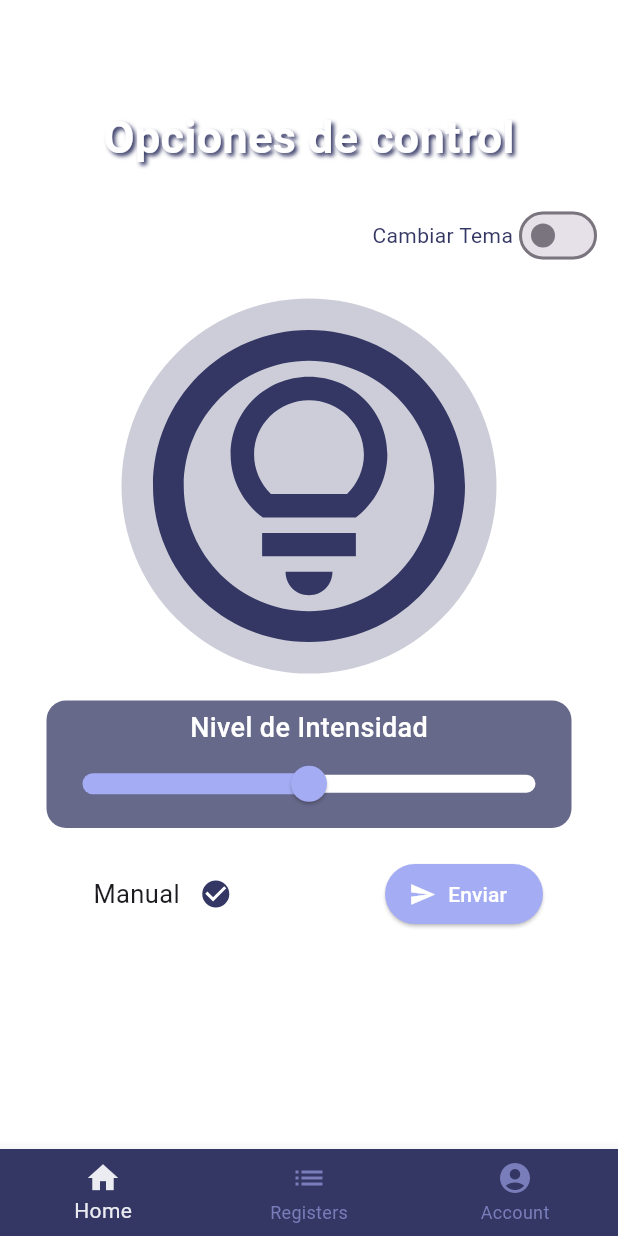
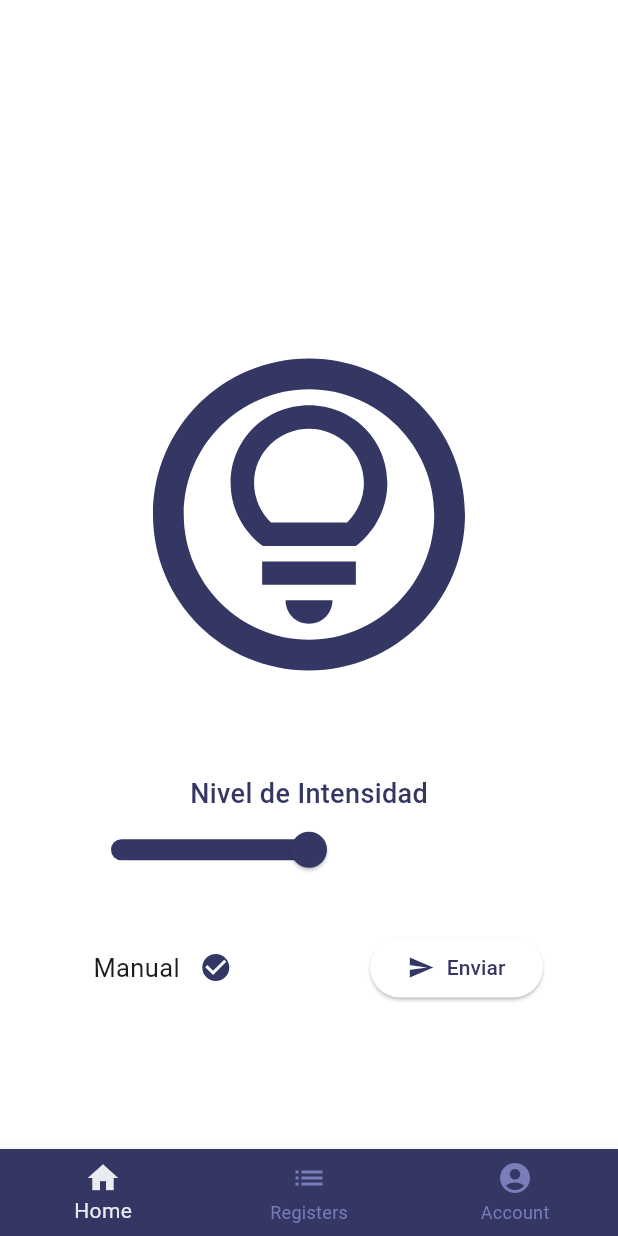
Before and after one commit to begazo-ticona-jesus/emergentesapp, a Flutter app: the NavBar screen opened directly, on a phone screen of 412 x 824 dp. Run offline on Flutter 3.47's test engine with Material 3 defaults, Android fonts, the phone set to English and light mode, and no system bars; our stand-ins replace firebase_auth, firebase_core, fl_chart, flutter_signin_button, go_router, google_sign_in and 2 more; missing offline and left inert: mqtt_client; accounts and stored records are empty.

Commit message:
Ultimos disenos agregados

```diff
--- a/lib/presentation/screens/home/ScreenHome.dart
+++ b/lib/presentation/screens/home/ScreenHome.dart
@@ -3,11 +3,12 @@
 import 'package:emergentesapp/presentation/screens/home/widgets/CheckboxCommon.dart';
 import 'package:emergentesapp/presentation/screens/home/widgets/SliderIntensity.dart';
 import 'package:emergentesapp/presentation/screens/home/widgets/SwitchIcon.dart';
-import 'package:emergentesapp/presentation/screens/home/widgets/SwitchTeme.dart';
 import 'package:flutter/material.dart';
 import 'package:sensors_plus/sensors_plus.dart';
 import 'package:mqtt_client/mqtt_server_client.dart';
 import '../../../domain/services/mqtt/MqttController.dart';
+import '../../components/Actions.dart' as MyActions;
+import '../../components/stateActions.dart';
 
 class ScreenHome extends StatefulWidget {
   const ScreenHome({Key? key}) : super(key: key);
@@ -77,35 +78,36 @@ class _ScreenHomeState extends State<ScreenHome> {
   Widget build(BuildContext context) {
     return Center(
       child: Column(
+        mainAxisAlignment: MainAxisAlignment.center,
+        mainAxisSize: MainAxisSize.max,
+        verticalDirection: VerticalDirection.down,
         children: [
           const Padding(
-            padding: EdgeInsets.only(top: 70.0, bottom: 10.0),
+            padding: EdgeInsets.only(top: 10.0, bottom: 10.0),
               child: Text(
-              'Opciones de control',
+                'Sistema de Control',
                 style: TextStyle(
                   fontSize: 30.0,
-                fontWeight: FontWeight.bold,
+                  fontWeight: FontWeight.w300,
                   color: Colors.white,
-                shadows: [
-                  Shadow(
-                    color: Color(0xFF343764),
-                    offset: Offset(2.0, 2.0),
-                    blurRadius: 3.0,
-                  ),
-                ],
+                  //shadows: [ Shadow( color: Color(0xFF343764), offset: Offset(2.0, 2.0), blurRadius: 3.0, ),],
                 ),
               ),
           ),
           Column(
             mainAxisAlignment: MainAxisAlignment.center,
+            mainAxisSize: MainAxisSize.max,
             children: [
-              CustomSwitchTheme(),
-              SwitchIcon(
+              Padding(
+                padding: const EdgeInsets.only(top: 50),
+                child: SwitchIcon(
                   isSwitched: isSwitched,
                   onChanged: _changeSwitch,
                 ),
+              ),
+
               Padding(
-                padding: const EdgeInsets.all(10.0),
+                padding: const EdgeInsets.only(right: 50.0, left: 50.0, top: 35),
                 child: SliderIntensity(
                   // Usa el widget del slider de intensidad
                   intensity: _intensity,
@@ -116,9 +118,9 @@ class _ScreenHomeState extends State<ScreenHome> {
                   },
                 ),
               ),
+
               Padding(
-                padding:
-                    const EdgeInsets.only(right: 50.0, left: 50.0, top: 10),
+                padding: const EdgeInsets.only(right: 50.0, left: 50.0, top: 25),
                 child: Row(
                   mainAxisAlignment: MainAxisAlignment.spaceBetween,
                   children: [
@@ -137,20 +139,23 @@ class _ScreenHomeState extends State<ScreenHome> {
                                   valor);
                               print("instruccion: "+valor);
                               print("intesidad: "+_intensity.toString());
+
+                              MyActions.Actions newAction =
+                                MyActions.Actions('Dato manual enviado: '+_intensity.toString(), DateTime.now());
+                              appState.listOfActions.add(newAction);
                             }
                           : null,
                       label: const Text(
                         'Enviar',
-                        style: TextStyle(
-                          color: Colors.white,
-                        ),
+                        style: TextStyle(color: Color(0xFF343764)),
                       ),
                       icon: const Icon(
                         Icons.send,
-                        color: Colors.white,
+                        color: Color(0xFF343764),
                       ), // Cambia el icono según tus preferencias
                       style: ElevatedButton.styleFrom(
-                        backgroundColor: const Color(0xFFa4acf4),
+                        padding: const EdgeInsets.only(right: 25, left: 25),
+                        backgroundColor: Colors.white,
                       ),
                     ),
                   ],
--- a/lib/presentation/screens/home/widgets/SliderIntensity.dart
+++ b/lib/presentation/screens/home/widgets/SliderIntensity.dart
@@ -14,7 +14,6 @@ class SliderIntensity extends StatelessWidget {
       width: 350,
       height: 85,
       decoration: BoxDecoration(
-        color: const Color(0xFF343764).withOpacity(0.75),
         borderRadius: BorderRadius.circular(13.0),
       ),
       child: Column(
@@ -23,7 +22,7 @@ class SliderIntensity extends StatelessWidget {
         const Text(
           "Nivel de Intensidad",
           style: TextStyle(
-            color: Colors.white,
+            color: Color(0xFF343764),
             fontWeight: FontWeight.w500,
             fontSize: 18.0,
           ),
@@ -31,9 +30,9 @@ class SliderIntensity extends StatelessWidget {
         SliderTheme(
             data: SliderThemeData(
               trackHeight: 12.0,
-              activeTrackColor: const Color(0xFFa4acf4),//pista activa
+              activeTrackColor: const Color(0xFF343764),//pista activa
               inactiveTrackColor: Colors.white,//pista inactiva
-              thumbColor: const Color(0xFFa4acf4),//bolita
+              thumbColor: const Color(0xFF343764),//bolita
               overlayColor: Colors.white.withAlpha(32),
               thumbShape: const RoundSliderThumbShape(enabledThumbRadius: 12.0),
               overlayShape: const RoundSliderOverlayShape(overlayRadius: 24.0),
--- a/lib/presentation/screens/home/widgets/SwitchIcon.dart
+++ b/lib/presentation/screens/home/widgets/SwitchIcon.dart
@@ -1,7 +1,10 @@
 // ignore_for_file: file_names, library_prefixes
 
 import 'package:flutter/material.dart';
-
+import '../../../components/stateSwitched.dart';
+import 'package:provider/provider.dart';
+import '../../../components/Actions.dart' as MyActions;
+import '../../../components/stateActions.dart';
 
 class SwitchIcon extends StatelessWidget {
   final bool isSwitched;
@@ -14,17 +17,29 @@ class SwitchIcon extends StatelessWidget {
     return IconButton(
       icon: Container(
         decoration: BoxDecoration(
-          color: const Color(0xFF343764).withOpacity(0.25),
-          borderRadius: BorderRadius.circular(200),
+          color:  Colors.transparent,
+          borderRadius: BorderRadius.circular(300),
         ),
         child: Icon(
           isSwitched ? Icons.lightbulb_circle_outlined : Icons.lightbulb_circle_outlined,
-          color: isSwitched ? Colors.yellow : const Color(0xFF343764),
+          color: isSwitched ? Colors.white : const Color(0xFF343764),
           size: 250,
         ),
       ),
       onPressed: () {
         onChanged(!isSwitched);
+        // Llamar a la función onChanged del Switch cuando se presiona el IconButton
+        context.read<StateWitched>().isSwitched = !context.read<StateWitched>().isSwitched;
+
+        if (context.read<StateWitched>().isSwitched) {
+          // Acción cuando el switch se enciende
+          MyActions.Actions newAction = MyActions.Actions('Foco Encendido', DateTime.now());
+          appState.listOfActions.add(newAction);
+        } else {
+          // Acción cuando el switch se apaga
+          MyActions.Actions newAction = MyActions.Actions('Foco Apagado', DateTime.now());
+          appState.listOfActions.add(newAction);
+        }
       },
     );
   }
--- a/lib/presentation/screens/home/widgets/SwitchTeme.dart
+++ b/lib/presentation/screens/home/widgets/SwitchTeme.dart
@@ -5,7 +5,7 @@ import 'package:provider/provider.dart';
 
 import '../../../components/Actions.dart' as MyActions;
 import '../../../components/stateActions.dart';
-import '../../../components/stateSwitched.dart'; // Asegúrate de importar el paquete de Provider
+import '../../../components/stateSwitched.dart';
 
 class CustomSwitchTheme extends StatefulWidget {
   @override
--- a/lib/presentation/screens/listRegisters/widgets/LineChart.dart
+++ b/lib/presentation/screens/listRegisters/widgets/LineChart.dart
@@ -13,8 +13,8 @@ class LineChartSample extends StatelessWidget {
   Widget build(BuildContext context) {
     List<String> last10Data = data.length > 10 ? data.sublist(data.length - 10) : data;
     List<Color> gradientColors = [
-      const Color(0xFF343764),
-      const Color(0xFFa4acf4),
+      const Color(0xFF797dba),
+      Color.fromARGB(255, 255, 255, 255),
     ];
     return Padding(
       padding: const EdgeInsets.all(16.0),
```
Also changed, not shown: lib/main.dart (+2 -5 lines), lib/presentation/screens/account/ScreenAccount.dart (+13 -4 lines), lib/presentation/screens/userRegister/ScreenUserRegister.dart (+8 -0 lines). Lines whose indentation alone changed are shown as unchanged.
